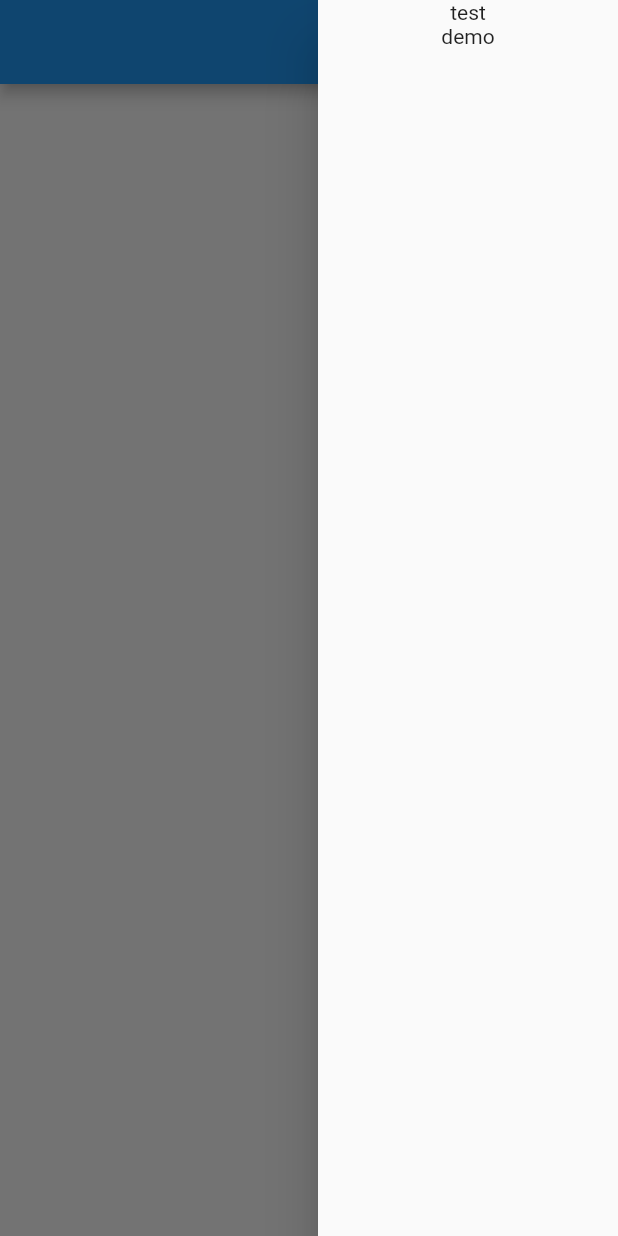
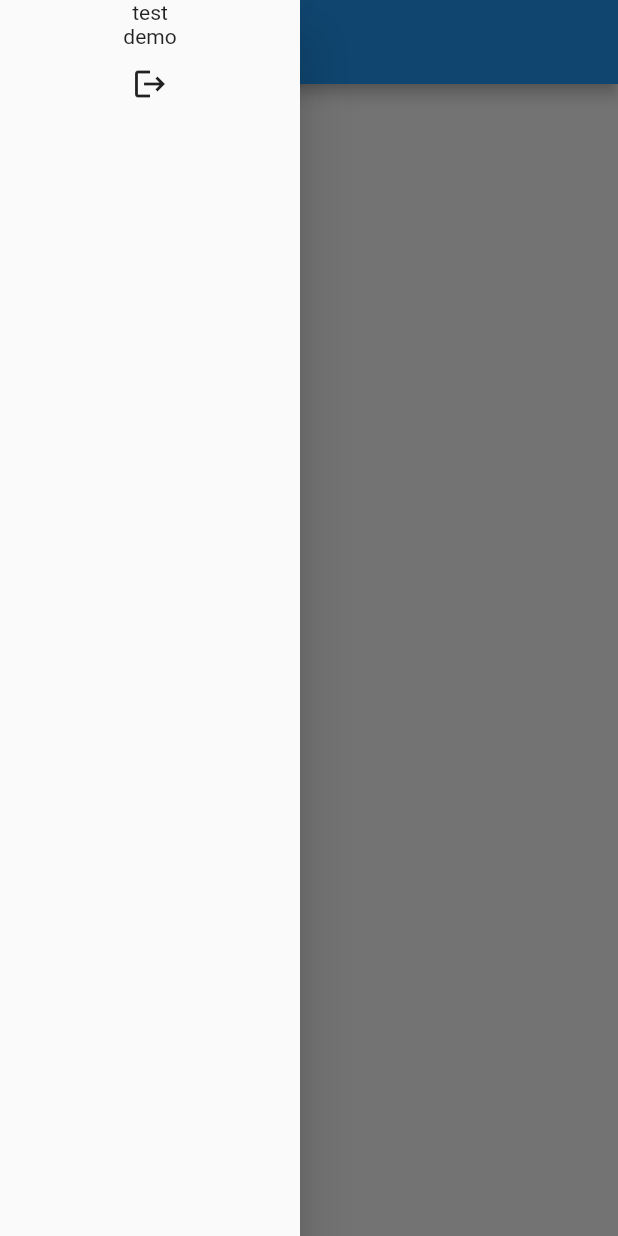
Before and after one commit to htask7878/firebase_project, a Flutter app: the dashboard screen opened directly, with the side drawer open, on a phone screen of 412 x 824 dp. Run offline on Flutter 3.47's test engine with Material 2 defaults, Android fonts, the phone set to English and light mode, and no system bars; our stand-ins replace firebase_auth, firebase_core, google_sign_in; missing offline and left inert: firebase_core_web; accounts and stored records are empty; network calls fail.

Commit message:
Initial commit

```diff
--- a/lib/dashboard.dart
+++ b/lib/dashboard.dart
@@ -1,4 +1,7 @@
+import 'package:firebase_auth/firebase_auth.dart';
+import 'package:firebase_project/main.dart';
 import 'package:flutter/material.dart';
+import 'package:google_sign_in/google_sign_in.dart';
 
 class dashboard extends StatefulWidget {
   @override
@@ -6,19 +9,49 @@ class dashboard extends StatefulWidget {
 }
 
 class _dashboardState extends State<dashboard> {
+  final user = FirebaseAuth.instance.currentUser;
+
+  @override
+  void initState() {
+    if (user != null) {
+      print(user!.uid);
+    } else {
+      print("not login");
+      }
+
+      }
+
   @override
   Widget build(BuildContext context) {
     return Scaffold(
       appBar: AppBar(),
-      endDrawer: Drawer(
+      drawer: Drawer(
         width: 200,
         child: Column(
-          children: [Text("test"), Text("demo")],
+          children: [
+            Text("test"),
+            Text("demo"),
+            IconButton(
+                onPressed: () async {
+                  await GoogleSignIn().signOut();
+                  await FirebaseAuth.instance.signOut();
+                  Navigator.pushReplacement(context, MaterialPageRoute(
+                    builder: (context) {
+                      return first();
+                    },
+                  ));
+                },
+                icon: Icon(Icons.logout))
+          ],
         ),
       ),
       body: Center(
         child: Column(
-          children: [],
+          children: [
+            Center(child: Text("${user!.email}")),
+            Center(child: Text("${user!.displayName}")),
+            Center(child: Text("${user!.uid}")),
+          ],
         ),
       ),
     );
--- a/lib/main.dart
+++ b/lib/main.dart
@@ -18,6 +18,7 @@ void main() async {
 
 class first extends StatefulWidget {
   const first({Key? key}) : super(key: key);
+
 //
   @override
   State<first> createState() => _firstState();
@@ -34,7 +35,8 @@ class _firstState extends State<first> {
     print("This is called2....");
 
     // Obtain the auth details from the request
-    final GoogleSignInAuthentication? googleAuth = await googleUser?.authentication;
+    final GoogleSignInAuthentication? googleAuth =
+        await googleUser?.authentication;
     print("This is called3....");
 
     // Create a new credential
@@ -45,13 +47,13 @@ class _firstState extends State<first> {
     // Once signed in, return the UserCredential
     print("This is called4....");
     return await FirebaseAuth.instance.signInWithCredential(credential);
-
   }
 
   @override
   void initState() {
    super.initState();
 
+   WidgetsBinding.instance.addPostFrameCallback((timeStamp) {
      final user = FirebaseAuth.instance.currentUser;
      if (user == null) {
        print("This is not possible");
@@ -63,6 +65,10 @@ class _firstState extends State<first> {
          },
        ));
      }
+
+   });
+
+
   }
 
   @override
```
Lines whose indentation alone changed are shown as unchanged.
